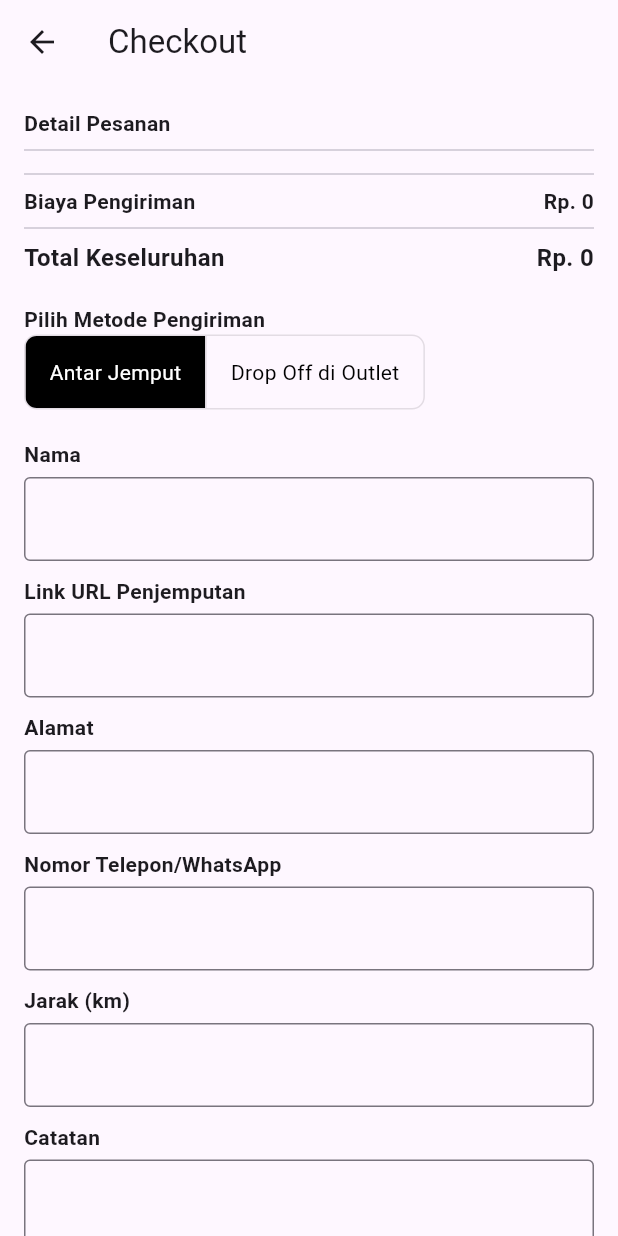
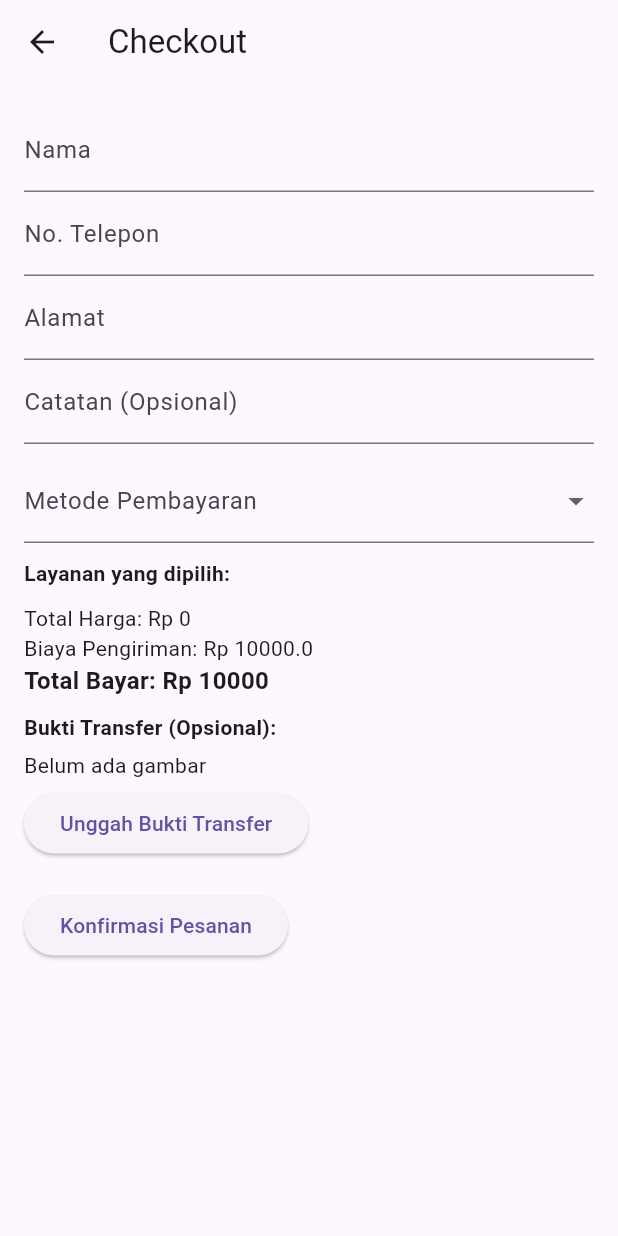
Before and after one commit to SaptaAjiSadewo/mobiletest, a Flutter app: the CheckoutPage screen opened directly with empty values, on a phone screen of 412 x 824 dp. Run offline on Flutter 3.47's test engine with Material 3 defaults, Android fonts, the phone set to English and light mode, and no system bars; missing offline and left inert: flutter_project_test, image_picker_web.

Commit message:
Update checkout_page.dart

```diff
--- a/lib/checkout_page.dart
+++ b/lib/checkout_page.dart
@@ -1,4 +1,8 @@
 import 'package:flutter/material.dart';
+import 'package:http/http.dart' as http;
+import 'dart:typed_data';
+import 'package:image_picker_web/image_picker_web.dart';
+import 'transaksi_berhasilPage.dart';
 
 class CheckoutPage extends StatefulWidget {
   final Map<String, int> layananDipilih;
@@ -8,7 +12,7 @@ class CheckoutPage extends StatefulWidget {
   CheckoutPage({
     required this.layananDipilih,
     required this.totalHarga,
-    required this.layananList, // Pastikan ada di konstruktor
+    required this.layananList,
   });
 
   @override
@@ -16,92 +20,85 @@ class CheckoutPage extends StatefulWidget {
 }
 
 class _CheckoutPageState extends State<CheckoutPage> {
+  final TextEditingController _namaController = TextEditingController();
+  final TextEditingController _teleponController = TextEditingController();
+  final TextEditingController _alamatController = TextEditingController();
+  final TextEditingController _catatanController = TextEditingController();
+
   String? _selectedPaymentMethod;
-  int _selectedDeliveryOption = 0; // 0: Antar Jemput, 1: Drop Off
-  TextEditingController _jarakController = TextEditingController();
-  int _biayaPengiriman = 0;
+  String _status = "pending";
+  DateTime _waktuPemesanan = DateTime.now();
+  double _biayaPengiriman = 10000; // Biaya pengiriman tetap
 
-  void _hitungBiayaPengiriman() {
+  Uint8List? _buktiTransfer;
+  String? _buktiFileName;
+
+  final List<String> metodePembayaran = ["Bank Transfer", "E-Wallet", "COD"];
+
+  // Fungsi untuk memilih gambar dari galeri
+  Future<void> _pickImage() async {
+    Uint8List? bytes = await ImagePickerWeb.getImageAsBytes();
+    if (bytes != null) {
       setState(() {
-      double jarak = double.tryParse(_jarakController.text) ?? 0;
-      if (jarak > 0) {
-        _biayaPengiriman = (jarak <= 5) ? 1000 : 15000;
-      } else {
-        _biayaPengiriman = 0;
-      }
+        _buktiTransfer = bytes;
+        _buktiFileName = "bukti_transfer.png";
       });
     }
-
-  int _hitungTotalKeseluruhan() {
-    return widget.totalHarga + _biayaPengiriman;
   }
 
-  Widget _buildTextField(String label,
-      {bool isMultiline = false, TextEditingController? controller}) {
-    return Column(
-      crossAxisAlignment: CrossAxisAlignment.start,
-      children: [
-        Text(label, style: TextStyle(fontWeight: FontWeight.bold)),
-        SizedBox(height: 5),
-        TextField(
-          controller: controller,
-          maxLines: isMultiline ? 3 : 1,
-          keyboardType:
-              label == "Jarak (km)" ? TextInputType.number : TextInputType.text,
-          decoration: InputDecoration(border: OutlineInputBorder()),
-          onChanged: (value) {
-            if (label == "Jarak (km)") {
-              _hitungBiayaPengiriman();
+  Future<void> submitCheckout() async {
+    try {
+      var request = http.MultipartRequest(
+        'POST',
+        Uri.parse('http://192.168.1.9:8000/api/pesanan'),
+      );
+
+      request.fields['nama'] = _namaController.text;
+      request.fields['no_telepon'] = _teleponController.text;
+      request.fields['alamat'] = _alamatController.text;
+      request.fields['total_pembayaran'] =
+          (_biayaPengiriman + widget.totalHarga).toString();
+      request.fields['metode_pembayaran'] = _selectedPaymentMethod!;
+      request.fields['layanan_dipesan'] = widget.layananDipilih.keys.join(', ');
+      request.fields['waktu_pemesanan'] = _waktuPemesanan.toIso8601String();
+      request.fields['status'] = _status;
+
+      if (_catatanController.text.isNotEmpty) {
+        request.fields['catatan'] = _catatanController.text;
       }
-          },
-        ),
-        SizedBox(height: 10),
-      ],
+
+      // Tambah bukti transfer jika ada
+      if (_buktiTransfer != null && _buktiFileName != null) {
+        request.files.add(http.MultipartFile.fromBytes(
+          'bukti_transfer',
+          _buktiTransfer!,
+          filename: _buktiFileName,
+        ));
+      }
+
+      var response = await request.send();
+
+      if (response.statusCode == 200 || response.statusCode == 201) {
+        ScaffoldMessenger.of(context).showSnackBar(
+          SnackBar(content: Text("Pesanan berhasil dikirim!")),
+        );
+        Future.delayed(Duration(seconds: 2), () {
+          Navigator.pushReplacement(
+            context,
+            MaterialPageRoute(builder: (context) => TransaksiBerhasilPage()),
+          );
+        });
+      } else {
+        ScaffoldMessenger.of(context).showSnackBar(
+          SnackBar(content: Text("Gagal mengirim pesanan, coba lagi!")),
         );
       }
-
-  Widget _buildOrderSummary() {
-    return Column(
-      crossAxisAlignment: CrossAxisAlignment.start,
-      children: [
-        Text("Detail Pesanan", style: TextStyle(fontWeight: FontWeight.bold)),
-        Divider(),
-        ...widget.layananDipilih.entries.map((entry) {
-          return Padding(
-            padding: const EdgeInsets.symmetric(vertical: 4.0),
-            child: Row(
-              mainAxisAlignment: MainAxisAlignment.spaceBetween,
-              children: [
-                Text("${entry.key} (x${entry.value})"),
-                Text(
-                    "Rp. ${entry.value * (widget.layananList.firstWhere((layanan) => layanan["nama"] == entry.key)["harga"] ?? 0)}",
-                    style: TextStyle(fontWeight: FontWeight.bold)),
-              ],
-            ),
+    } catch (e) {
+      print("Error: $e");
+      ScaffoldMessenger.of(context).showSnackBar(
+        SnackBar(content: Text("Terjadi kesalahan, periksa koneksi Anda!")),
       );
-        }).toList(),
-        Divider(),
-        Row(
-          mainAxisAlignment: MainAxisAlignment.spaceBetween,
-          children: [
-            Text("Biaya Pengiriman",
-                style: TextStyle(fontWeight: FontWeight.bold)),
-            Text("Rp. $_biayaPengiriman",
-                style: TextStyle(fontWeight: FontWeight.bold)),
-          ],
-        ),
-        Divider(),
-        Row(
-          mainAxisAlignment: MainAxisAlignment.spaceBetween,
-          children: [
-            Text("Total Keseluruhan",
-                style: TextStyle(fontWeight: FontWeight.bold, fontSize: 16)),
-            Text("Rp. ${_hitungTotalKeseluruhan()}",
-                style: TextStyle(fontWeight: FontWeight.bold, fontSize: 16)),
-          ],
-        ),
-      ],
-    );
+    }
   }
 
   @override
@@ -113,85 +110,84 @@ class _CheckoutPageState extends State<CheckoutPage> {
         child: Column(
           crossAxisAlignment: CrossAxisAlignment.start,
           children: [
-            _buildOrderSummary(),
-            SizedBox(height: 20),
-            Text("Pilih Metode Pengiriman",
-                style: TextStyle(fontWeight: FontWeight.bold)),
-            ToggleButtons(
-              borderRadius: BorderRadius.circular(8),
-              selectedColor: Colors.white,
-              color: Colors.black,
-              fillColor: Colors.black,
-              isSelected: [
-                _selectedDeliveryOption == 0,
-                _selectedDeliveryOption == 1
-              ],
-              onPressed: (int index) {
-                setState(() {
-                  _selectedDeliveryOption = index;
-                });
-              },
-              children: [
-                Padding(
-                  padding: EdgeInsets.symmetric(horizontal: 16),
-                  child: Text("Antar Jemput"),
+            TextField(
+              controller: _namaController,
+              decoration: InputDecoration(labelText: "Nama"),
             ),
-                Padding(
-                  padding: EdgeInsets.symmetric(horizontal: 16),
-                  child: Text("Drop Off di Outlet"),
+            TextField(
+              controller: _teleponController,
+              decoration: InputDecoration(labelText: "No. Telepon"),
+              keyboardType: TextInputType.phone,
             ),
-              ],
+            TextField(
+              controller: _alamatController,
+              decoration: InputDecoration(labelText: "Alamat"),
             ),
-            SizedBox(height: 20),
-            _buildTextField("Nama"),
-            _buildTextField("Link URL Penjemputan"),
-            _buildTextField("Alamat"),
-            _buildTextField("Nomor Telepon/WhatsApp"),
-            _buildTextField("Jarak (km)", controller: _jarakController),
-            _buildTextField("Catatan", isMultiline: true),
+            TextField(
+              controller: _catatanController,
+              decoration: InputDecoration(labelText: "Catatan (Opsional)"),
+            ),
             SizedBox(height: 10),
-            Text("Upload Foto Sepatu",
-                style: TextStyle(fontWeight: FontWeight.bold)),
-            SizedBox(height: 5),
-            ElevatedButton(
-              onPressed: () {},
-              child: Text("Pilih File"),
-            ),
-            SizedBox(height: 20),
-            Text("Metode Pembayaran",
-                style: TextStyle(fontWeight: FontWeight.bold)),
+
+            // Dropdown Metode Pembayaran
             DropdownButtonFormField<String>(
               value: _selectedPaymentMethod,
+              decoration: InputDecoration(labelText: "Metode Pembayaran"),
+              items: metodePembayaran.map((String method) {
+                return DropdownMenuItem<String>(
+                  value: method,
+                  child: Text(method),
+                );
+              }).toList(),
               onChanged: (value) {
                 setState(() {
                   _selectedPaymentMethod = value;
                 });
               },
-              items: [
-                DropdownMenuItem(
-                    value: "Transfer Bank", child: Text("Transfer Bank")),
-                DropdownMenuItem(value: "E-Wallet", child: Text("E-Wallet")),
-                DropdownMenuItem(value: "COD", child: Text("COD")),
-              ],
-              decoration: InputDecoration(border: OutlineInputBorder()),
             ),
-            SizedBox(height: 30),
-            Center(
-              child: ElevatedButton(
-                onPressed: _selectedPaymentMethod == null
-                    ? null
-                    : () {
+
+            SizedBox(height: 10),
+            Text("Layanan yang dipilih:",
+                style: TextStyle(fontWeight: FontWeight.bold)),
+            ...widget.layananDipilih.keys
+                .map((item) => Text("- $item"))
+                .toList(),
+            SizedBox(height: 10),
+
+            Text("Total Harga: Rp ${widget.totalHarga.toStringAsFixed(0)}"),
+            Text("Biaya Pengiriman: Rp $_biayaPengiriman"),
+            Text(
+              "Total Bayar: Rp ${(widget.totalHarga + _biayaPengiriman).toStringAsFixed(0)}",
+              style: TextStyle(fontWeight: FontWeight.bold, fontSize: 16),
+            ),
+
+            SizedBox(height: 10),
+            Text("Bukti Transfer (Opsional):",
+                style: TextStyle(fontWeight: FontWeight.bold)),
+            SizedBox(height: 5),
+
+            _buktiTransfer != null
+                ? Image.memory(_buktiTransfer!, height: 100)
+                : Text("Belum ada gambar"),
+            SizedBox(height: 5),
+
+            ElevatedButton(
+              onPressed: _pickImage,
+              child: Text("Unggah Bukti Transfer"),
+            ),
+
+            SizedBox(height: 20),
+            ElevatedButton(
+              onPressed: () {
+                if (_selectedPaymentMethod == null) {
                   ScaffoldMessenger.of(context).showSnackBar(
-                          SnackBar(content: Text("Pembayaran Berhasil!")),
+                    SnackBar(content: Text("Pilih metode pembayaran!")),
                   );
-                        Navigator.pop(context);
+                  return;
+                }
+                submitCheckout();
               },
-                style: ElevatedButton.styleFrom(
-                  backgroundColor: Colors.black,
-                  foregroundColor: Colors.white,
-                ),
-                child: Text("Bayar Sekarang"),
-              ),
+              child: Text("Konfirmasi Pesanan"),
             ),
           ],
         ),
```
Lines whose indentation alone changed are shown as unchanged.
